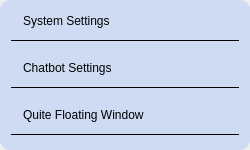
This is WRobotSettingMenu.ui in yechaoGitHub/AI as Qt 5 draws it before an edit. The edited form follows.
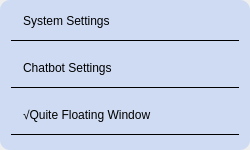
This is the edited form.

Diff of the .ui file:
```diff
--- a/WRobotSettingMenu.ui
+++ b/WRobotSettingMenu.ui
@@ -107,7 +107,7 @@
          </size>
         </property>
         <property name="text">
-         <string>Quite Floating Window</string>
+         <string>√Quite Floating Window</string>
         </property>
        </widget>
       </item>
```
